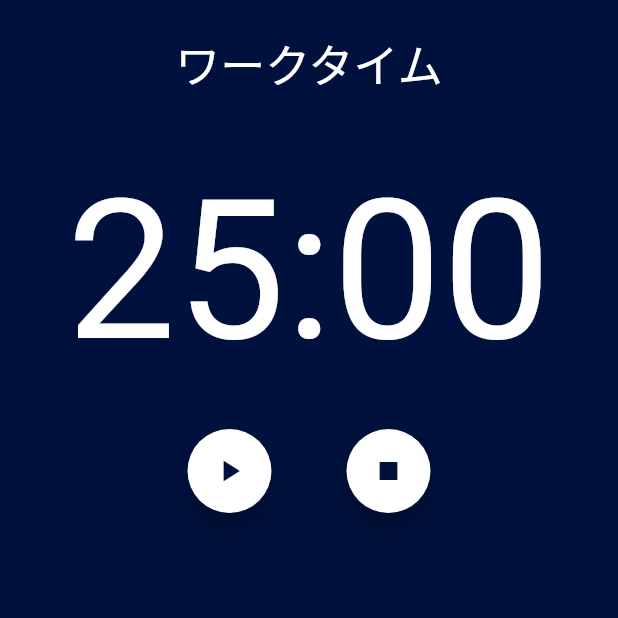
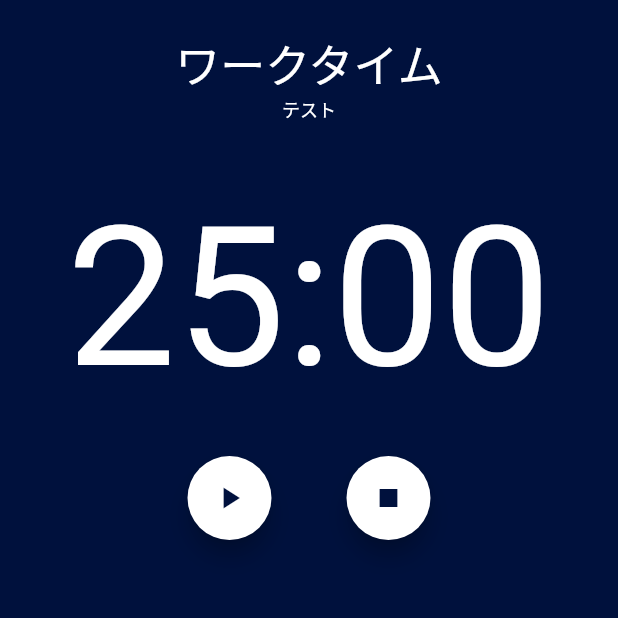
Before and after one commit to shishikuni/flutter_pomodoro_shishikuni, a Flutter app: the screen it shows after launch, on a phone screen of 412 x 824 dp, the top half of it. Run offline on Flutter 3.47's test engine with Material 2 defaults, Android fonts, the phone set to English and light mode, and no system bars.

Commit message:
大変更前

```diff
--- a/lib/main.dart
+++ b/lib/main.dart
@@ -52,7 +52,6 @@
         child: Container(
           child: Column(
             children: [
-              // タイトル
               Container(
                 child: Column(
                   mainAxisAlignment: MainAxisAlignment.center,
@@ -67,6 +66,13 @@
                         color: Colors.white,
                       ),
                     ),
+                    Text(
+                      'テスト',
+                      style: TextStyle(
+                        fontSize: 12,
+                        color: Colors.white,
+                      ),
+                    )
                   ],
                 ),
               ),
@@ -108,6 +114,7 @@
                     FloatingActionButton(
                       backgroundColor: Colors.white,
                       child: Icon(
+                        ///後で、このアイコンを消して、スタートボタンと被せて使いたい
                         Icons.stop,
                         color: Color.fromARGB(255, 0, 17, 61),
                       ),
```
